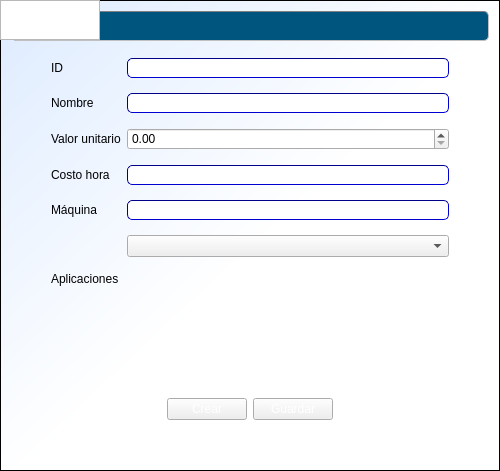
Old version of the form cosmec/formularioconsumibles.ui in the repository Exxu/cosmec-si.
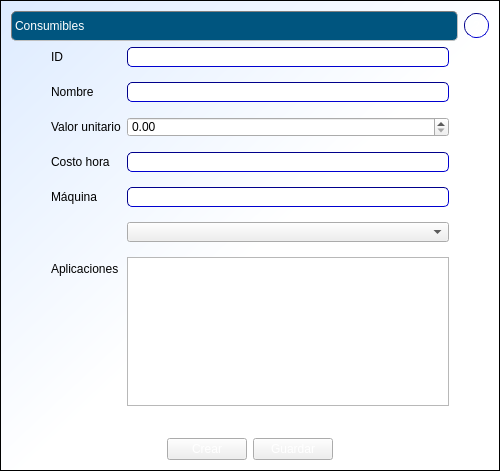
New version of the form. Icons and pictures are not drawn.

Commit message: botones de ayuda. connects hasta cargos. ayuda maq completa

Diff of the .ui file:
```diff
--- a/cosmec/formularioconsumibles.ui
+++ b/cosmec/formularioconsumibles.ui
@@ -40,6 +40,11 @@
 font: 11pt &quot;Arial&quot;;
 background: transparent;
 }
+QPushButton#pushButton_3{ /*ayuda*/
+  border: 1px inset darkblue;
+  border-radius:12px;
+ font: bold 12pt &quot;Calibri&quot;;
+}
 .QPushButton {
 background: qlineargradient(
   x1:0, y1:0, x2:0, y2:1,
@@ -59,6 +64,8 @@
   </property>
   <layout class="QVBoxLayout" name="verticalLayout">
    <item>
+    <layout class="QHBoxLayout" name="horizontalLayout_5">
+     <item>
     <widget class="QLabel" name="label">
      <property name="minimumSize">
       <size>
@@ -72,6 +79,27 @@
     </widget>
    </item>
    <item>
+      <widget class="QPushButton" name="pushButton_3">
+       <property name="minimumSize">
+        <size>
+         <width>25</width>
+         <height>25</height>
+        </size>
+       </property>
+       <property name="maximumSize">
+        <size>
+         <width>25</width>
+         <height>25</height>
+        </size>
+       </property>
+       <property name="text">
+        <string>?</string>
+       </property>
+      </widget>
+     </item>
+    </layout>
+   </item>
+   <item>
     <spacer name="verticalSpacer">
      <property name="orientation">
       <enum>Qt::Vertical</enum>
@@ -224,7 +252,7 @@
          </property>
         </widget>
        </item>
-       <item row="5" column="1">
+       <item row="6" column="1">
         <widget class="QPlainTextEdit" name="plainTextEdit">
          <property name="minimumSize">
           <size>
```
Lines whose indentation alone changed are shown as unchanged. The commit also changes 30 other files.
